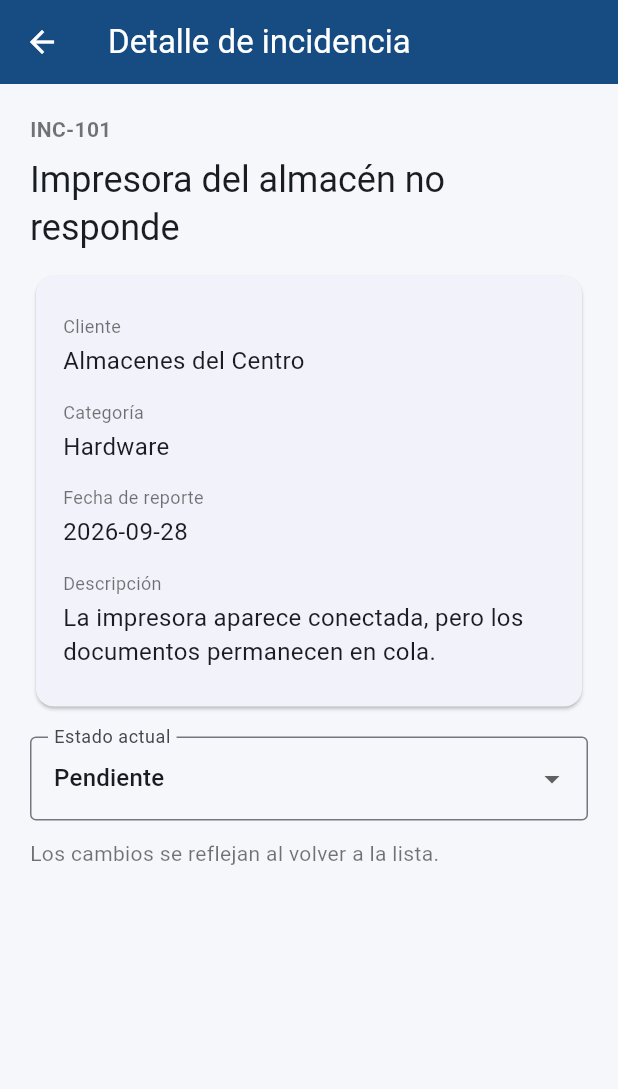
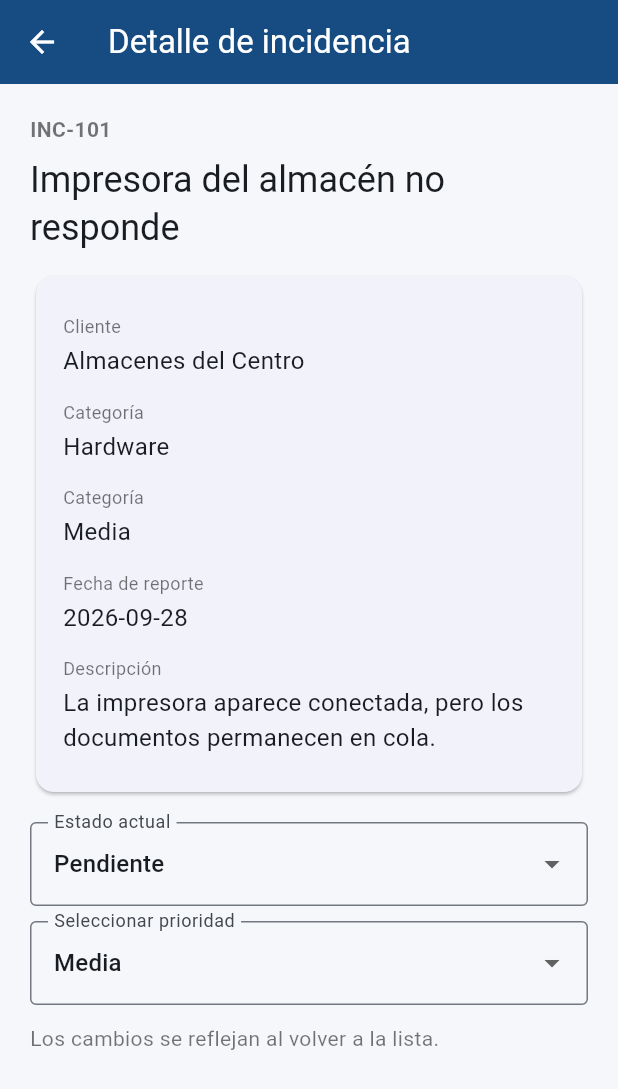
Before and after one commit to dannaCas/NexaSoft_Solutions, a Flutter app: the screen it shows after launch, after a tap on "Impresora del almacén no responde", on a phone screen of 412 x 824 dp. Shown: the top 1089 px of the screen. Run offline on Flutter 3.47's test engine with Material 3 defaults, Android fonts, the phone set to English and light mode, and no system bars; our stand-ins replace shared_preferences.

Commit message:
FEAT-001:Clasificación de prioridad en cada incidencia - Añadida

```diff
--- a/lib/model/incidencia.dart
+++ b/lib/model/incidencia.dart
@@ -6,6 +6,7 @@ class Incidencia {
   String categoria;
   String estado;
   String fecha;
+  String prioridad; //FIX
 
   Incidencia({
     required this.id,
@@ -15,6 +16,7 @@ class Incidencia {
     required this.categoria,
     required this.estado,
     required this.fecha,
+    this.prioridad = 'Media', //FIX
   });
 
   factory Incidencia.desdeJson(Map<String, dynamic> m) {
@@ -26,6 +28,7 @@ class Incidencia {
       categoria: m['categoria']?.toString() ?? 'Software',
       estado: m['estado']?.toString() ?? 'Pendiente',
       fecha: m['fecha']?.toString() ?? '',
+      prioridad: m['prioridad']?.toString() ?? 'Media', // FIX
     );
   }
 
@@ -38,6 +41,7 @@ class Incidencia {
       'categoria': categoria,
       'estado': estado,
       'fecha': fecha,
+      'prioridad' : prioridad,
     };
   }
 }
--- a/lib/services/gestor_incidencias.dart
+++ b/lib/services/gestor_incidencias.dart
@@ -42,8 +42,18 @@ class GestorIncidencias {
     await datos.guardar(incidencias); // FIX
   }
 
+  Future<void> cambiarPrioridad(String id, String prioridad) async {
+    for (var i = 0; i < incidencias.length; i++) {
+      if (incidencias[i].id == id) {
+        incidencias[i].prioridad = prioridad;
+        break;
+      }
+    }
+    await datos.guardar(incidencias);
+  }
+
   Future<void> crear(String titulo, String descripcion, String cliente,
-      String categoria) async {
+      String categoria, String prioridad) async {
     final nuevo = Incidencia(
       id: 'INC-${DateTime.now().microsecondsSinceEpoch}',
       titulo: titulo,
@@ -52,6 +62,7 @@ class GestorIncidencias {
       categoria: categoria,
       estado: 'Pendiente',
       fecha: DateTime.now().toIso8601String().split('T').first,
+      prioridad: prioridad,
     );
     incidencias.insert(0, nuevo);
     await datos.guardar(incidencias);
--- a/lib/ui/pantalla_detalle.dart
+++ b/lib/ui/pantalla_detalle.dart
@@ -23,6 +23,23 @@ class _PantallaDetalleState extends State<PantallaDetalle> {
     } catch (e) {
       if (mounted) {
         ScaffoldMessenger.of(context).showSnackBar(SnackBar(content: Text('No se pudo guardar: $e')));
+      }
+    } finally {
+      if (mounted) setState(() => guardando = false);
+    }
+  }
+
+  Future<void> cambiarPrioridad(String? valor) async {
+    if (valor == null) return;
+    setState(() => guardando = true);
+    try {
+      await widget.gestor.cambiarPrioridad(widget.id, valor);
+      if (mounted) setState(() {});
+    } catch (e) {
+      if (mounted) {
+        ScaffoldMessenger.of(context).showSnackBar(
+          SnackBar(content: Text('No se pudo guardar: $e')),
+        );
       }
     } finally {
       if (mounted) setState(() => guardando = false);
@@ -63,6 +80,7 @@ class _PantallaDetalleState extends State<PantallaDetalle> {
                         child: Column(crossAxisAlignment: CrossAxisAlignment.start, children: [
                           fila('Cliente', item.cliente),
                           fila('Categoría', item.categoria),
+                          fila('Categoría', item.prioridad),
                           fila('Fecha de reporte', item.fecha),
                           fila('Descripción', item.descripcion),
                         ]),
@@ -77,6 +95,18 @@ class _PantallaDetalleState extends State<PantallaDetalle> {
                           .toList(),
                       onChanged: guardando ? null : cambiar,
                     ),
+                    const SizedBox(height: 10),
+                    DropdownButtonFormField<String>(
+                      initialValue: item.prioridad,
+                      decoration: const InputDecoration(
+                          labelText: 'Seleccionar prioridad',
+                          border: OutlineInputBorder()),
+                      items: ['Baja', 'Media', 'Alta']
+                          .map(
+                              (v) => DropdownMenuItem(value: v, child: Text(v)))
+                          .toList(),
+                      onChanged: guardando ? null : cambiarPrioridad,
+                    ),
                     if (guardando) const Padding(
                       padding: EdgeInsets.only(top: 12), child: LinearProgressIndicator(),
                     ),
--- a/lib/ui/pantalla_nueva.dart
+++ b/lib/ui/pantalla_nueva.dart
@@ -15,6 +15,7 @@ class _PantallaNuevaState extends State<PantallaNueva> {
   final descripcion = TextEditingController();
   final cliente = TextEditingController();
   String categoria = 'Software';
+  String prioridad = 'Media';
   bool ocupado = false;
 
   @override
@@ -30,7 +31,7 @@ class _PantallaNuevaState extends State<PantallaNueva> {
     setState(() => ocupado = true);
     try {
       await widget.gestor.crear(
-        titulo.text.trim(), descripcion.text.trim(), cliente.text.trim(), categoria,
+        titulo.text.trim(), descripcion.text.trim(), cliente.text.trim(), categoria, prioridad,
       );
       if (mounted) Navigator.pop(context, true);
     } catch (e) {
@@ -78,6 +79,15 @@ class _PantallaNuevaState extends State<PantallaNueva> {
                       .map((c) => DropdownMenuItem(value: c, child: Text(c))).toList(),
                   onChanged: ocupado ? null : (v) => setState(() => categoria = v ?? 'Software'),
                 ),
+                const SizedBox(height: 16),
+                DropdownButtonFormField<String>(
+                  initialValue: prioridad,
+                  decoration: const InputDecoration(
+                      labelText: 'Prioridad de la tarea', border: OutlineInputBorder()),
+                  items: ['Baja', 'Media', 'Alta']
+                      .map((c) => DropdownMenuItem(value: c, child: Text(c))).toList(),
+                  onChanged: ocupado ? null : (v) => setState(() => prioridad = v ?? 'Media'),
+                ),
                 const SizedBox(height: 24),
                 FilledButton.icon(
                   onPressed: ocupado ? null : guardar,
--- a/lib/ui/pantalla_principal.dart
+++ b/lib/ui/pantalla_principal.dart
@@ -40,6 +40,12 @@ class _PantallaPrincipalState extends State<PantallaPrincipal> {
     if (estado == 'Resuelta') return const Color(0xFF147D64);
     if (estado == 'En proceso') return const Color(0xFFB56B13);
     return const Color(0xFFAC4052);
+  }
+
+  Color colorPrioridad(String prioridad) {
+    if (prioridad == 'Baja') return const Color(0xFF31E8D8);
+    if (prioridad == 'Alta') return const Color(0xFFE8315C);
+    return const Color(0xFFD19E56);
   }
 
   Widget resumen(String etiqueta, String valor, IconData icono) {
@@ -186,10 +192,31 @@ class _PantallaPrincipalState extends State<PantallaPrincipal> {
                                             crossAxisAlignment: CrossAxisAlignment.start,
                                             children: [
                                               Text('${item.id}  ·  ${item.cliente}'),
-                                              const SizedBox(height: 6),
+                                              const SizedBox(height: 20),
                                               Text(item.estado, style: TextStyle(
                                                 color: colorEstado(item.estado), fontWeight: FontWeight.bold,
                                               )),
+                                              const SizedBox(height: 5),
+                                              Container(padding:const EdgeInsets.symmetric(
+                                                  horizontal: 10,
+                                                  vertical: 5,
+                                                ),
+                                                decoration: BoxDecoration(
+                                                  color: colorPrioridad(item.prioridad).withValues(alpha: 0.15),
+                                                  borderRadius: BorderRadius.circular(8),
+                                                  border: Border.all(
+                                                    color: colorPrioridad(item.prioridad).withValues(alpha: 0.4),
+                                                  ),
+                                                ),
+                                                child: Text(
+                                                  'Prioridad: ${item.prioridad}',
+                                                  style: TextStyle(
+                                                    color: colorPrioridad(
+                                                        item.prioridad),
+                                                    fontWeight: FontWeight.bold,
+                                                  ),
+                                                ),
+                                              )
                                             ],
                                           ),
                                         ),
```
